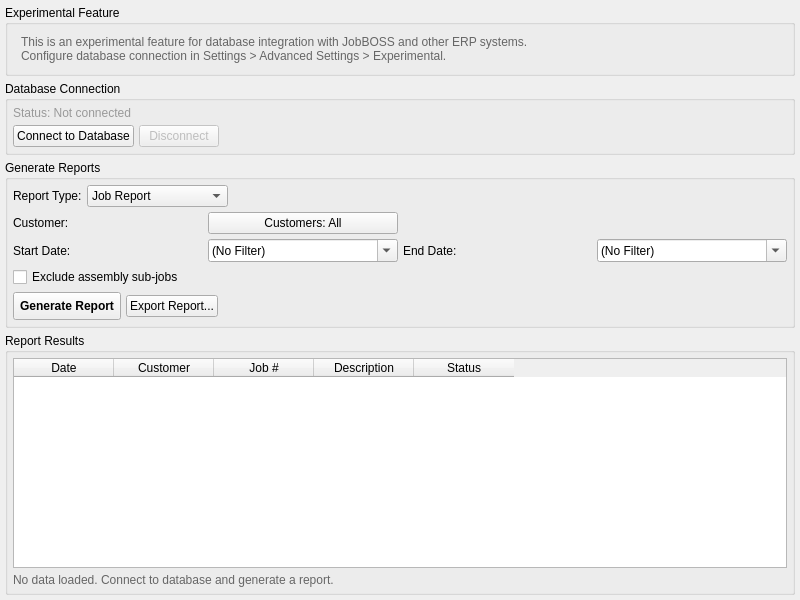
First picture: the form in modules/reporting/ui/reporting_tab.ui, repository i-machine-things-org/JobDocs, before the edit.
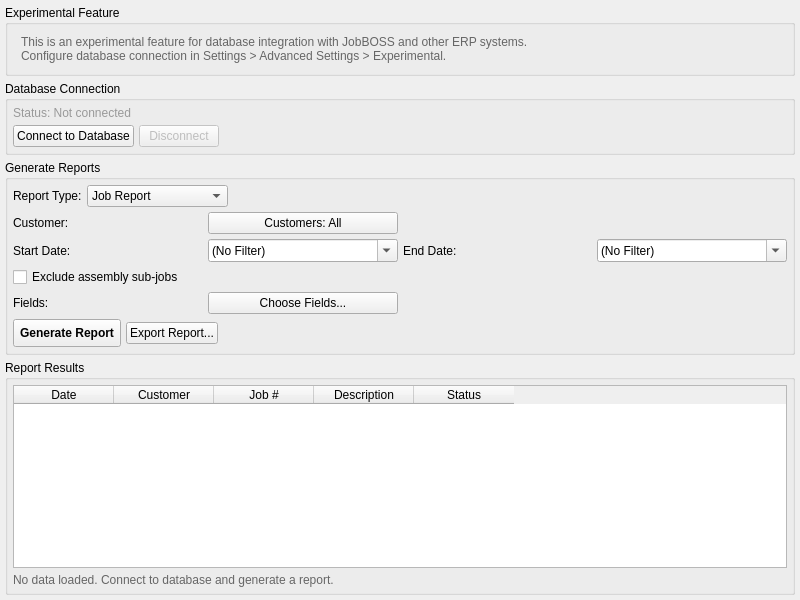
Second picture: the form after the edit.

Commit message: feat: add Report Builder -- pick which fields to pull, instead of a fixed report

Diff of the .ui file:
```diff
--- a/modules/reporting/ui/reporting_tab.ui
+++ b/modules/reporting/ui/reporting_tab.ui
@@ -305,6 +305,20 @@
           </property>
          </widget>
         </item>
+        <item row="3" column="0">
+         <widget class="QLabel" name="fieldsLabel">
+          <property name="text">
+           <string>Fields:</string>
+          </property>
+         </widget>
+        </item>
+        <item row="3" column="1">
+         <widget class="QPushButton" name="choose_fields_btn">
+          <property name="text">
+           <string>Choose Fields...</string>
+          </property>
+         </widget>
+        </item>
        </layout>
       </item>
       <item>
```
Left out of the diff: 5 changed lines with no effect on the pictures. The commit also changes 5 other files.
